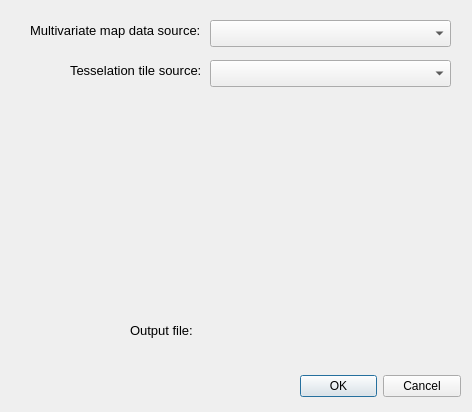
Above: colorweaver/colorweaver_dialog_base.ui from FoldingSpace/colorweaver before the change. Below: the same form after it.
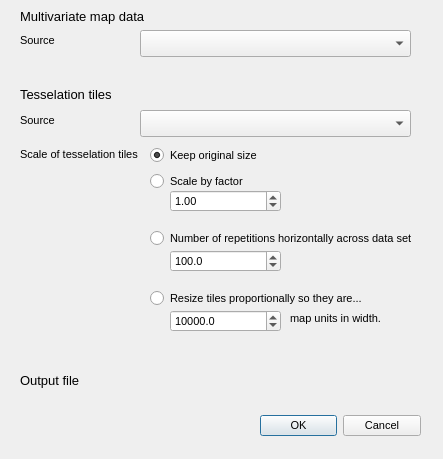
That is the form after the change. Custom widgets are drawn as their Qt base class.

```diff
--- a/colorweaver/colorweaver_dialog_base.ui
+++ b/colorweaver/colorweaver_dialog_base.ui
@@ -6,8 +6,8 @@
    <rect>
     <x>0</x>
     <y>0</y>
-    <width>472</width>
-    <height>412</height>
+    <width>443</width>
+    <height>459</height>
    </rect>
   </property>
   <property name="windowTitle">
@@ -16,12 +16,17 @@
   <widget class="QDialogButtonBox" name="button_box">
    <property name="geometry">
     <rect>
-     <x>300</x>
-     <y>370</y>
+     <x>260</x>
+     <y>410</y>
      <width>161</width>
      <height>32</height>
     </rect>
    </property>
+   <property name="font">
+    <font>
+     <pointsize>8</pointsize>
+    </font>
+   </property>
    <property name="orientation">
     <enum>Qt::Horizontal</enum>
    </property>
@@ -32,9 +37,9 @@
   <widget class="QLabel" name="datasource_label">
    <property name="geometry">
     <rect>
-     <x>30</x>
-     <y>20</y>
-     <width>171</width>
+     <x>20</x>
+     <y>6</y>
+     <width>151</width>
      <height>21</height>
     </rect>
    </property>
@@ -44,15 +49,18 @@
     </font>
    </property>
    <property name="text">
-    <string>Multivariate map data source:</string>
+    <string>Multivariate map data</string>
+   </property>
+   <property name="scaledContents">
+    <bool>true</bool>
    </property>
   </widget>
   <widget class="QLabel" name="tilesource_label">
    <property name="geometry">
     <rect>
-     <x>70</x>
-     <y>60</y>
-     <width>131</width>
+     <x>20</x>
+     <y>84</y>
+     <width>111</width>
      <height>21</height>
     </rect>
    </property>
@@ -62,15 +70,18 @@
     </font>
    </property>
    <property name="text">
-    <string>Tesselation tile source:</string>
+    <string>Tesselation tiles</string>
+   </property>
+   <property name="scaledContents">
+    <bool>true</bool>
    </property>
   </widget>
   <widget class="QLabel" name="outputfile_label_">
    <property name="geometry">
     <rect>
-     <x>130</x>
-     <y>320</y>
-     <width>301</width>
+     <x>20</x>
+     <y>370</y>
+     <width>61</width>
      <height>21</height>
     </rect>
    </property>
@@ -80,15 +91,18 @@
     </font>
    </property>
    <property name="text">
-    <string>Output file:</string>
+    <string>Output file</string>
+   </property>
+   <property name="scaledContents">
+    <bool>true</bool>
    </property>
   </widget>
   <widget class="QgsFileWidget" name="outputfile_mQgsFileWidget">
    <property name="geometry">
     <rect>
-     <x>210</x>
-     <y>320</y>
-     <width>241</width>
+     <x>90</x>
+     <y>370</y>
+     <width>331</width>
      <height>27</height>
     </rect>
    </property>
@@ -104,9 +118,9 @@
   <widget class="QgsMapLayerComboBox" name="datasource_mMapLayerComboBox">
    <property name="geometry">
     <rect>
-     <x>210</x>
-     <y>20</y>
-     <width>241</width>
+     <x>140</x>
+     <y>30</y>
+     <width>271</width>
      <height>27</height>
     </rect>
    </property>
@@ -114,13 +128,247 @@
   <widget class="QgsMapLayerComboBox" name="tilesource_mMapLayerComboBox">
    <property name="geometry">
     <rect>
-     <x>210</x>
-     <y>60</y>
-     <width>241</width>
+     <x>140</x>
+     <y>110</y>
+     <width>271</width>
      <height>27</height>
     </rect>
    </property>
   </widget>
+  <widget class="QRadioButton" name="resize_button_KeepOriginal">
+   <property name="geometry">
+    <rect>
+     <x>150</x>
+     <y>147</y>
+     <width>151</width>
+     <height>16</height>
+    </rect>
+   </property>
+   <property name="font">
+    <font>
+     <pointsize>8</pointsize>
+    </font>
+   </property>
+   <property name="text">
+    <string>Keep original size</string>
+   </property>
+   <property name="checked">
+    <bool>true</bool>
+   </property>
+  </widget>
+  <widget class="QRadioButton" name="resize_button_ScaleFactor">
+   <property name="geometry">
+    <rect>
+     <x>150</x>
+     <y>173</y>
+     <width>141</width>
+     <height>16</height>
+    </rect>
+   </property>
+   <property name="font">
+    <font>
+     <pointsize>8</pointsize>
+    </font>
+   </property>
+   <property name="text">
+    <string>Scale by factor</string>
+   </property>
+  </widget>
+  <widget class="QLabel" name="scale_of_tiles_label">
+   <property name="geometry">
+    <rect>
+     <x>20</x>
+     <y>146</y>
+     <width>161</width>
+     <height>16</height>
+    </rect>
+   </property>
+   <property name="font">
+    <font>
+     <pointsize>8</pointsize>
+    </font>
+   </property>
+   <property name="text">
+    <string>Scale of tesselation tiles</string>
+   </property>
+   <property name="textFormat">
+    <enum>Qt::PlainText</enum>
+   </property>
+   <property name="scaledContents">
+    <bool>true</bool>
+   </property>
+  </widget>
+  <widget class="QDoubleSpinBox" name="resize_ScaleFactor">
+   <property name="geometry">
+    <rect>
+     <x>170</x>
+     <y>190</y>
+     <width>111</width>
+     <height>22</height>
+    </rect>
+   </property>
+   <property name="font">
+    <font>
+     <pointsize>8</pointsize>
+    </font>
+   </property>
+   <property name="maximum">
+    <double>10000000000000000905969664.000000000000000</double>
+   </property>
+   <property name="value">
+    <double>1.000000000000000</double>
+   </property>
+  </widget>
+  <widget class="QDoubleSpinBox" name="resize_Xdomain_repetitions">
+   <property name="geometry">
+    <rect>
+     <x>170</x>
+     <y>250</y>
+     <width>111</width>
+     <height>22</height>
+    </rect>
+   </property>
+   <property name="font">
+    <font>
+     <pointsize>8</pointsize>
+    </font>
+   </property>
+   <property name="decimals">
+    <number>1</number>
+   </property>
+   <property name="maximum">
+    <double>10000000000000000905969664.000000000000000</double>
+   </property>
+   <property name="value">
+    <double>100.000000000000000</double>
+   </property>
+  </widget>
+  <widget class="QRadioButton" name="resize_button_Xdomain_repetitions">
+   <property name="geometry">
+    <rect>
+     <x>150</x>
+     <y>230</y>
+     <width>271</width>
+     <height>16</height>
+    </rect>
+   </property>
+   <property name="font">
+    <font>
+     <pointsize>8</pointsize>
+    </font>
+   </property>
+   <property name="text">
+    <string>Number of repetitions horizontally across data set</string>
+   </property>
+  </widget>
+  <widget class="QLabel" name="tilesource_label_2">
+   <property name="geometry">
+    <rect>
+     <x>20</x>
+     <y>110</y>
+     <width>111</width>
+     <height>21</height>
+    </rect>
+   </property>
+   <property name="font">
+    <font>
+     <pointsize>8</pointsize>
+    </font>
+   </property>
+   <property name="text">
+    <string>Source</string>
+   </property>
+   <property name="scaledContents">
+    <bool>true</bool>
+   </property>
+  </widget>
+  <widget class="QLabel" name="datasource_label_2">
+   <property name="geometry">
+    <rect>
+     <x>20</x>
+     <y>30</y>
+     <width>151</width>
+     <height>21</height>
+    </rect>
+   </property>
+   <property name="font">
+    <font>
+     <pointsize>8</pointsize>
+    </font>
+   </property>
+   <property name="text">
+    <string>Source</string>
+   </property>
+   <property name="scaledContents">
+    <bool>true</bool>
+   </property>
+  </widget>
+  <widget class="QDoubleSpinBox" name="resize_Xdomain_to_given_size">
+   <property name="geometry">
+    <rect>
+     <x>170</x>
+     <y>310</y>
+     <width>111</width>
+     <height>22</height>
+    </rect>
+   </property>
+   <property name="font">
+    <font>
+     <pointsize>8</pointsize>
+    </font>
+   </property>
+   <property name="decimals">
+    <number>1</number>
+   </property>
+   <property name="maximum">
+    <double>10000000000000000905969664.000000000000000</double>
+   </property>
+   <property name="value">
+    <double>10000.000000000000000</double>
+   </property>
+  </widget>
+  <widget class="QRadioButton" name="resize_button_Xdomain_to_given_size">
+   <property name="geometry">
+    <rect>
+     <x>150</x>
+     <y>290</y>
+     <width>271</width>
+     <height>16</height>
+    </rect>
+   </property>
+   <property name="font">
+    <font>
+     <pointsize>8</pointsize>
+    </font>
+   </property>
+   <property name="text">
+    <string>Resize tiles proportionally so they are...</string>
+   </property>
+  </widget>
+  <widget class="QLabel" name="tiles_mapwidth_label">
+   <property name="geometry">
+    <rect>
+     <x>290</x>
+     <y>310</y>
+     <width>161</width>
+     <height>16</height>
+    </rect>
+   </property>
+   <property name="font">
+    <font>
+     <pointsize>8</pointsize>
+    </font>
+   </property>
+   <property name="text">
+    <string>map units in width.</string>
+   </property>
+   <property name="textFormat">
+    <enum>Qt::PlainText</enum>
+   </property>
+   <property name="scaledContents">
+    <bool>true</bool>
+   </property>
+  </widget>
  </widget>
  <customwidgets>
   <customwidget>
```
